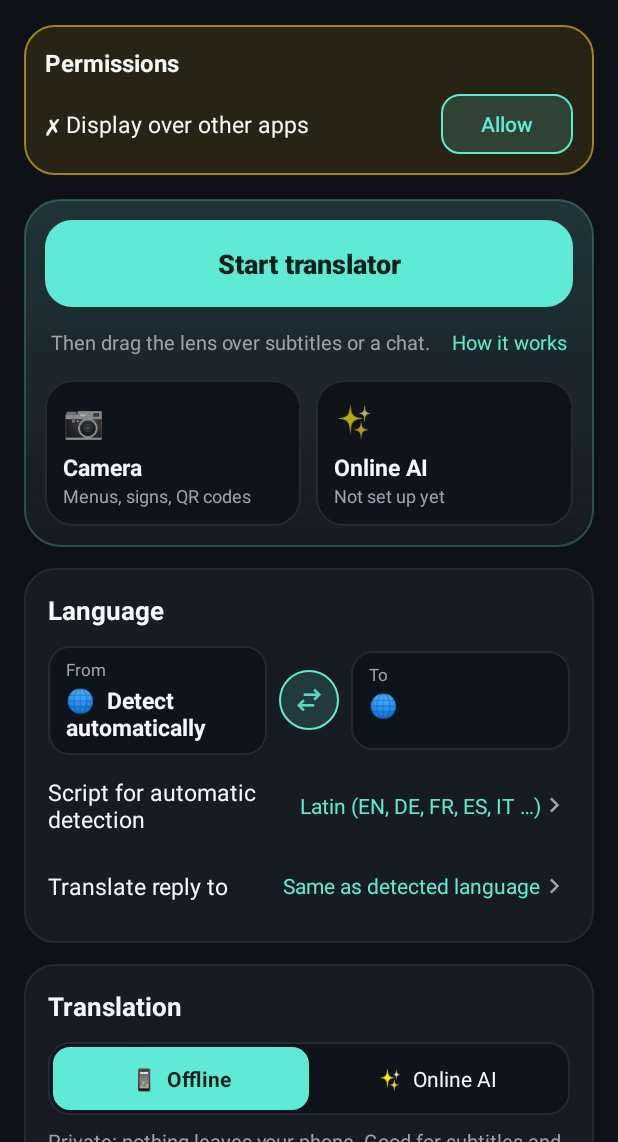
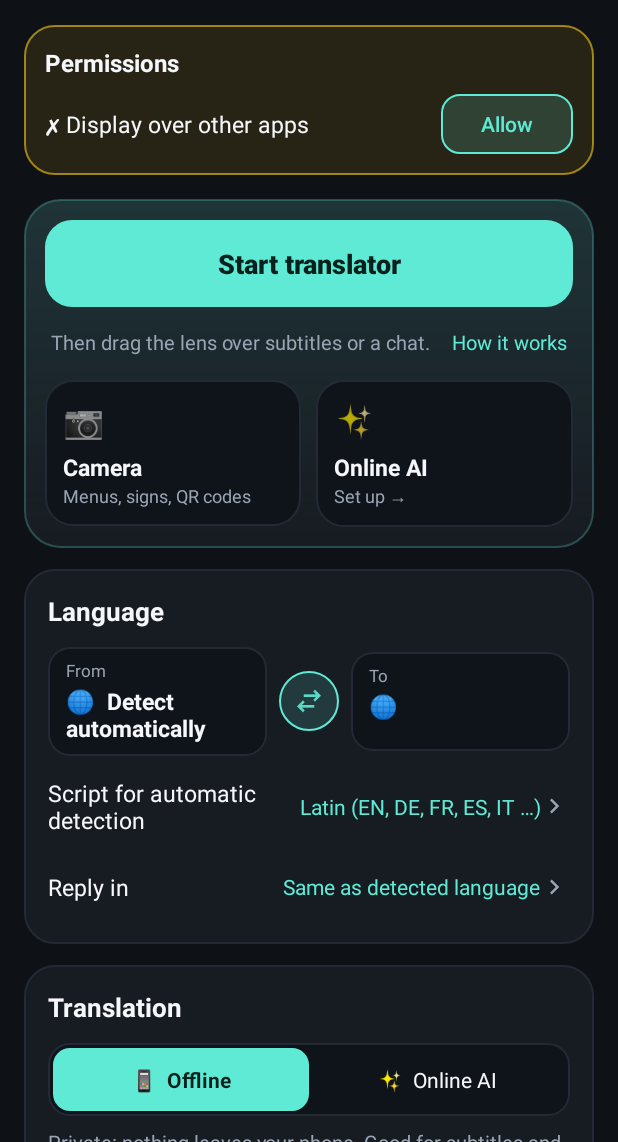
Before and after one commit to Elphax89/sublense, an Android app: the screen it shows after launch (MainActivity), on a phone screen of 412 x 824 dp, the part 94-1236 px from its top. Run offline under Robolectric (Android 15) with nearby library versions, the phone set to English and light mode, and no system bars; libraries missing offline, so code that uses them is left out: com.google.mlkit.common, com.google.mlkit.nl; 3 statements that could not run were skipped.

Commit message:
Polish: short Chinese names, "Reply in", "Set up →" tile, all nine colours visible; safer in-app update
- Chinese shown as "Chinese (simplified/traditional)" in the app language instead of the system's long name.
- Colour circles sized to fit the screen width.
- Update: the lens is closed and gone before the installer opens (Android ignores taps on install and
  Play Protect dialogs while an overlay covers the screen); a notification after the update reopens SubLens.

Co-Authored-By: Claude Opus 5.5 <noreply@anthropic.com>
Claude-Session: https://claude.ai/code/session_01TuBuK57wQFP7q7c3HwY5Ga

```diff
--- a/app/src/main/java/app/sublens/CameraActivity.kt
+++ b/app/src/main/java/app/sublens/CameraActivity.kt
@@ -104,7 +104,7 @@ class CameraActivity : ComponentActivity() {
         super.onCreate(savedInstanceState)
         setContentView(R.layout.activity_camera)
         prefs = Prefs(this)
-        Languages.autoLabel = getString(R.string.auto_detect)
+        Languages.loadLabels(this)
         translator = CameraTranslator(this, prefs)
         translator.onSlow = { setStatus(getString(R.string.cam_downloading)) }
         analysisExecutor = Executors.newSingleThreadExecutor()
--- a/app/src/main/java/app/sublens/Languages.kt
+++ b/app/src/main/java/app/sublens/Languages.kt
@@ -35,6 +35,16 @@ object Languages {
     @Volatile
     var autoLabel = "Auto"
 
+    /** Short names for both Chinese variants ("Chinese (simplified)") – the system's are long and repeat themselves. */
+    @Volatile
+    private var zhLabels: Pair<String, String>? = null
+
+    /** Loads the labels above in the app language (call when a screen or the service starts). */
+    fun loadLabels(context: android.content.Context) {
+        autoLabel = context.getString(R.string.auto_detect)
+        zhLabels = context.getString(R.string.lang_zh_hans) to context.getString(R.string.lang_zh_hant)
+    }
+
     /** Languages whose script text recognition can't read – usable as target language only. */
     private val NO_OCR = setOf(
         "ar", "be", "bg", "bn", "el", "fa", "gu", "he", "ka",
@@ -51,6 +61,10 @@ object Languages {
     fun displayName(tag: String): String {
         if (tag == AUTO) return autoLabel
         // Chinese is shown in traditional characters (see ChineseScript).
+        zhLabels?.let { (hans, hant) ->
+            if (tag == ZH_HANS) return hans
+            if (tag == "zh") return hant
+        }
         if (tag == "zh" || tag == ZH_HANS) {
             val n = Locale.forLanguageTag(if (tag == ZH_HANS) "zh-Hans" else "zh-Hant").getDisplayName(Locale.getDefault())
             if (n.isNotBlank()) return n.replaceFirstChar { it.titlecase(Locale.getDefault()) }
--- a/app/src/main/java/app/sublens/MainActivity.kt
+++ b/app/src/main/java/app/sublens/MainActivity.kt
@@ -48,7 +48,7 @@ class MainActivity : Activity() {
 
     override fun onCreate(savedInstanceState: Bundle?) {
         super.onCreate(savedInstanceState)
-        Languages.autoLabel = getString(R.string.auto_detect)
+        Languages.loadLabels(this)
         setContentView(R.layout.activity_main)
         prefs = Prefs(this)
         btnStart = findViewById(R.id.btn_start)
@@ -247,7 +247,7 @@ class MainActivity : Activity() {
         findViewById<View>(R.id.row_reply).setOnClickListener {
             Picker.show(
                 this,
-                getString(R.string.label_reply),
+                getString(R.string.reply_in),
                 langItems(replies, autoLabel = getString(R.string.reply_auto)),
                 replies.indexOf(prefs.replyLang),
             ) { i ->
@@ -317,7 +317,7 @@ class MainActivity : Activity() {
         // Tile in the start area
         findViewById<TextView>(R.id.online_tile_state).text = when {
             on && configured -> p!!.name
-            !configured -> getString(R.string.tile_online_setup)
+            !configured -> getString(R.string.tile_online_cta)
             else -> getString(R.string.tile_online_off)
         }
         findViewById<View>(R.id.online_dot).background = if (on && configured) {
@@ -399,7 +399,10 @@ class MainActivity : Activity() {
     private fun setupLensColors() {
         val row = findViewById<LinearLayout>(R.id.row_lens_color)
         val d = resources.displayMetrics.density
-        val size = (34 * d).toInt()
+        // All nine colours in one row: screen minus page and card padding, a gap after each.
+        val gap = (8 * d).toInt()
+        val available = resources.displayMetrics.widthPixels - (64 * d).toInt() - (6 * d).toInt()
+        val size = ((available - Prefs.LENS_COLORS.size * gap) / Prefs.LENS_COLORS.size).coerceIn((24 * d).toInt(), (34 * d).toInt())
         fun render() {
             for (i in 0 until row.childCount) {
                 val c = Prefs.LENS_COLORS[i]
@@ -417,7 +420,7 @@ class MainActivity : Activity() {
         row.removeAllViews()
         for (c in Prefs.LENS_COLORS) {
             val v = View(this)
-            v.layoutParams = LinearLayout.LayoutParams(size, size).apply { marginEnd = (10 * d).toInt() }
+            v.layoutParams = LinearLayout.LayoutParams(size, size).apply { marginEnd = gap }
             v.contentDescription = getString(R.string.label_lens_color)
             v.setOnClickListener {
                 prefs.lensColor = c
@@ -633,13 +636,15 @@ class MainActivity : Activity() {
             startActivity(Intent(Settings.ACTION_MANAGE_UNKNOWN_APP_SOURCES, Uri.parse("package:$packageName")))
             return
         }
-        // Stop the running overlay first – installing restarts the app.
+        val btn = findViewById<Button>(R.id.btn_update)
+        btn.isEnabled = false
+        btn.text = getString(R.string.update_downloading, 0)
+        // Close the lens first and wait until it is really gone: Android ignores taps on the install and
+        // Play Protect dialogs while another app's window lies over the screen. Installing restarts the app anyway.
         if (OverlayService.isRunning) {
             startService(Intent(this, OverlayService::class.java).setAction(OverlayService.ACTION_STOP))
         }
-        val btn = findViewById<Button>(R.id.btn_update)
-        btn.isEnabled = false
-        btn.text = getString(R.string.update_downloading, 0)
+        whenOverlayGone(System.currentTimeMillis()) {
             Updater.downloadAndInstall(
                 this,
                 release,
@@ -648,6 +653,15 @@ class MainActivity : Activity() {
                 btn.isEnabled = true
                 btn.text = getString(R.string.update_ready, release.versionName)
                 if (!ok) toast(R.string.update_failed)
+            }
+        }
+    }
+
+    private fun whenOverlayGone(since: Long, then: () -> Unit) {
+        if (!OverlayService.isRunning || System.currentTimeMillis() - since > 3000) {
+            btnStart.postDelayed(then, 300)
+        } else {
+            btnStart.postDelayed({ whenOverlayGone(since, then) }, 100)
         }
     }
 
--- a/app/src/main/java/app/sublens/OverlayService.kt
+++ b/app/src/main/java/app/sublens/OverlayService.kt
@@ -99,7 +99,7 @@ class OverlayService : Service(), OverlayController.Callbacks, TextPipeline.List
     override fun onCreate() {
         super.onCreate()
         prefs = Prefs(this)
-        Languages.autoLabel = getString(R.string.auto_detect)
+        Languages.loadLabels(this)
     }
 
     override fun onBind(intent: Intent?): IBinder? = null
--- a/app/src/main/res/layout/activity_main.xml
+++ b/app/src/main/res/layout/activity_main.xml
@@ -427,7 +427,7 @@
                     style="@style/SubLens.RowTitle"
                     android:layout_width="0dp"
                     android:layout_weight="1"
-                    android:text="@string/label_reply" />
+                    android:text="@string/reply_in" />
 
                 <TextView
                     android:id="@+id/value_reply"
@@ -505,6 +505,7 @@
                     android:layout_width="wrap_content"
                     android:layout_height="wrap_content"
                     android:orientation="horizontal"
+                    android:paddingStart="3dp"
                     android:paddingTop="4dp"
                     android:paddingBottom="4dp" />
             </HorizontalScrollView>
--- a/app/src/main/res/values/strings.xml
+++ b/app/src/main/res/values/strings.xml
@@ -242,4 +242,11 @@
     <string name="pick_search">Search</string>
     <string name="text_size">Text size</string>
     <string name="text_size_value" translatable="false">%1$d sp</string>
+    <string name="lang_zh_hans">Chinese (simplified)</string>
+    <string name="lang_zh_hant">Chinese (traditional)</string>
+    <string name="reply_in">Reply in</string>
+    <string name="tile_online_cta">Set up →</string>
+    <string name="notif_channel_updates">Updates</string>
+    <string name="notif_updated_title">SubLens updated to %1$s</string>
+    <string name="notif_updated_text">Tap to open</string>
 </resources>
```
Also changed, not shown: app/src/main/AndroidManifest.xml (+9 -0 lines), app/src/main/java/app/sublens/Updater.kt (+47 -4 lines), 12 other files. Lines whose indentation alone changed are shown as unchanged.
